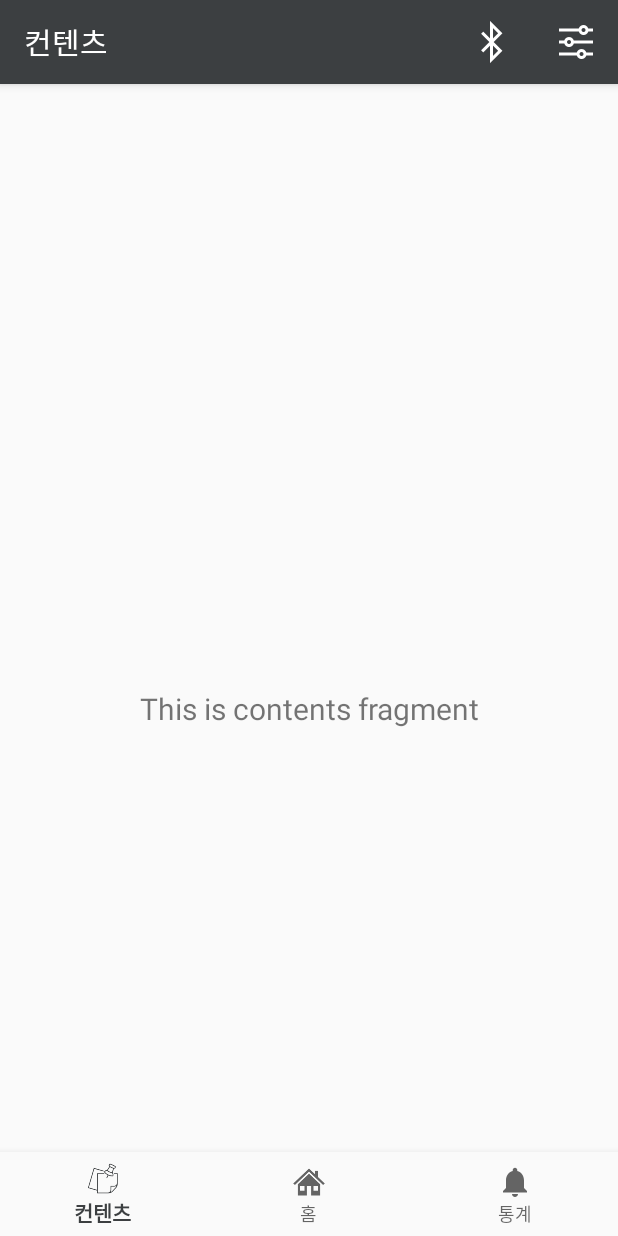
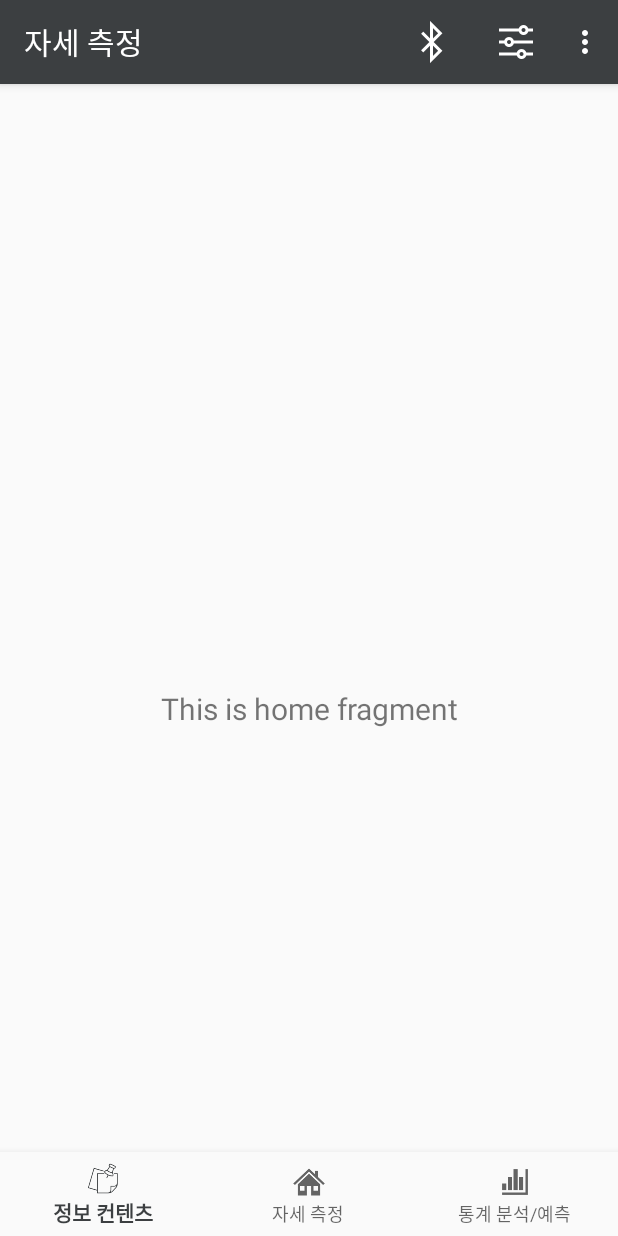
Before and after one commit to JasonYoo1995/Posture-Correction-Application-, an Android app: the screen it shows after launch (MainActivity), on a phone screen of 412 x 824 dp. Run offline under Robolectric (Android 15) with nearby library versions, the light colour scheme and no system bars; our stand-ins replace navigation-ui.

```diff
--- a/app/src/main/res/drawable/ic_contents.xml
+++ /dev/null
@@ -1,9 +0,0 @@
-<vector xmlns:android="http://schemas.android.com/apk/res/android"
-    android:width="24dp"
-    android:height="24dp"
-    android:viewportWidth="24.0"
-    android:viewportHeight="24.0">
-    <path
-        android:fillColor="#FF000000"
-        android:pathData="M10,20v-6h4v6h5v-8h3L12,3 2,12h3v8z" />
-</vector>
--- a/app/src/main/res/drawable/ic_home.xml
+++ /dev/null
@@ -1,9 +0,0 @@
-<vector xmlns:android="http://schemas.android.com/apk/res/android"
-    android:width="24dp"
-    android:height="24dp"
-    android:viewportWidth="24.0"
-    android:viewportHeight="24.0">
-    <path
-        android:fillColor="#FF000000"
-        android:pathData="M3,13h8L11,3L3,3v10zM3,21h8v-6L3,15v6zM13,21h8L21,11h-8v10zM13,3v6h8L21,3h-8z" />
-</vector>
--- a/app/src/main/res/drawable/ic_statistics.xml
+++ /dev/null
@@ -1,9 +0,0 @@
-<vector xmlns:android="http://schemas.android.com/apk/res/android"
-    android:width="24dp"
-    android:height="24dp"
-    android:viewportWidth="24.0"
-    android:viewportHeight="24.0">
-    <path
-        android:fillColor="#FF000000"
-        android:pathData="M12,22c1.1,0 2,-0.9 2,-2h-4c0,1.1 0.89,2 2,2zM18,16v-5c0,-3.07 -1.64,-5.64 -4.5,-6.32L13.5,4c0,-0.83 -0.67,-1.5 -1.5,-1.5s-1.5,0.67 -1.5,1.5v0.68C7.63,5.36 6,7.92 6,11v5l-2,2v1h16v-1l-2,-2z" />
-</vector>
--- a/app/src/main/res/menu/toolbar_menu.xml
+++ b/app/src/main/res/menu/toolbar_menu.xml
@@ -4,7 +4,6 @@
     xmlns:app="http://schemas.android.com/apk/res-auto"
     xmlns:tools="http://schemas.android.com/tools"
     tools:context=".MainActivity">
-
     <item
         android:id="@+id/bluetooth_button"
         android:icon="@drawable/ic_bluetooth"
@@ -15,5 +14,24 @@
         android:icon="@drawable/ic_option"
         app:showAsAction="always"
         android:title="" />
-
+    <item
+        android:id="@+id/profile_button"
+        app:showAsAction="never"
+        android:title="프로필"
+        />
+    <item
+        android:id="@+id/device_information_button"
+        app:showAsAction="never"
+        android:title="기기정보"
+        />
+    <item
+        android:id="@+id/how_to_do_button"
+        app:showAsAction="never"
+        android:title="사용방법"
+        />
+    <item
+        android:id="@+id/customer_service_button"
+        app:showAsAction="never"
+        android:title="고객지원"
+        />
 </menu>
--- a/app/src/main/res/navigation/bottom_navigation.xml
+++ b/app/src/main/res/navigation/bottom_navigation.xml
@@ -3,7 +3,7 @@
     xmlns:app="http://schemas.android.com/apk/res-auto"
     xmlns:tools="http://schemas.android.com/tools"
     android:id="@+id/mobile_navigation"
-    app:startDestination="@+id/navigation_contents">
+    app:startDestination="@+id/navigation_home">
 
     <fragment
         android:id="@+id/navigation_contents"
--- a/app/src/main/res/values/strings.xml
+++ b/app/src/main/res/values/strings.xml
@@ -1,6 +1,6 @@
 <resources>
     <string name="app_name">bottom tab</string>
-    <string name="title_contents">컨텐츠</string>
-    <string name="title_home">홈</string>
-    <string name="title_statistics">통계</string>
+    <string name="title_contents">정보 컨텐츠</string>
+    <string name="title_home">자세 측정</string>
+    <string name="title_statistics">통계 분석/예측</string>
 </resources>
```
